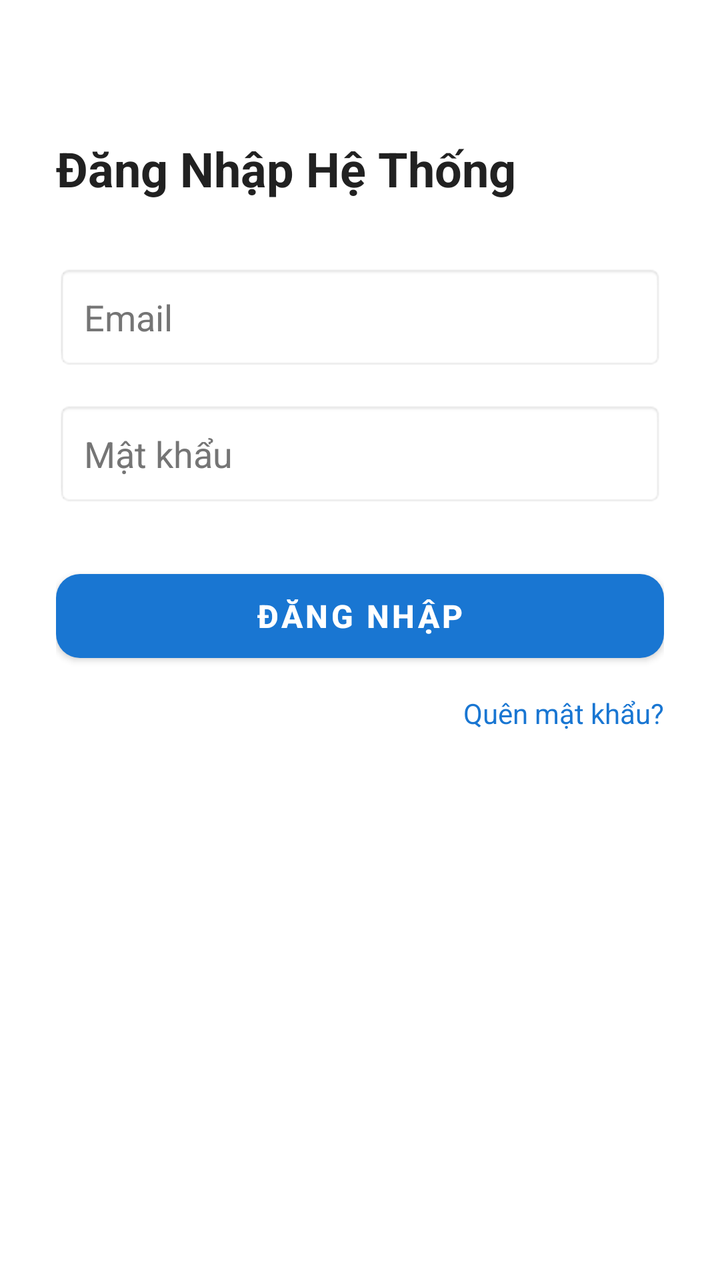
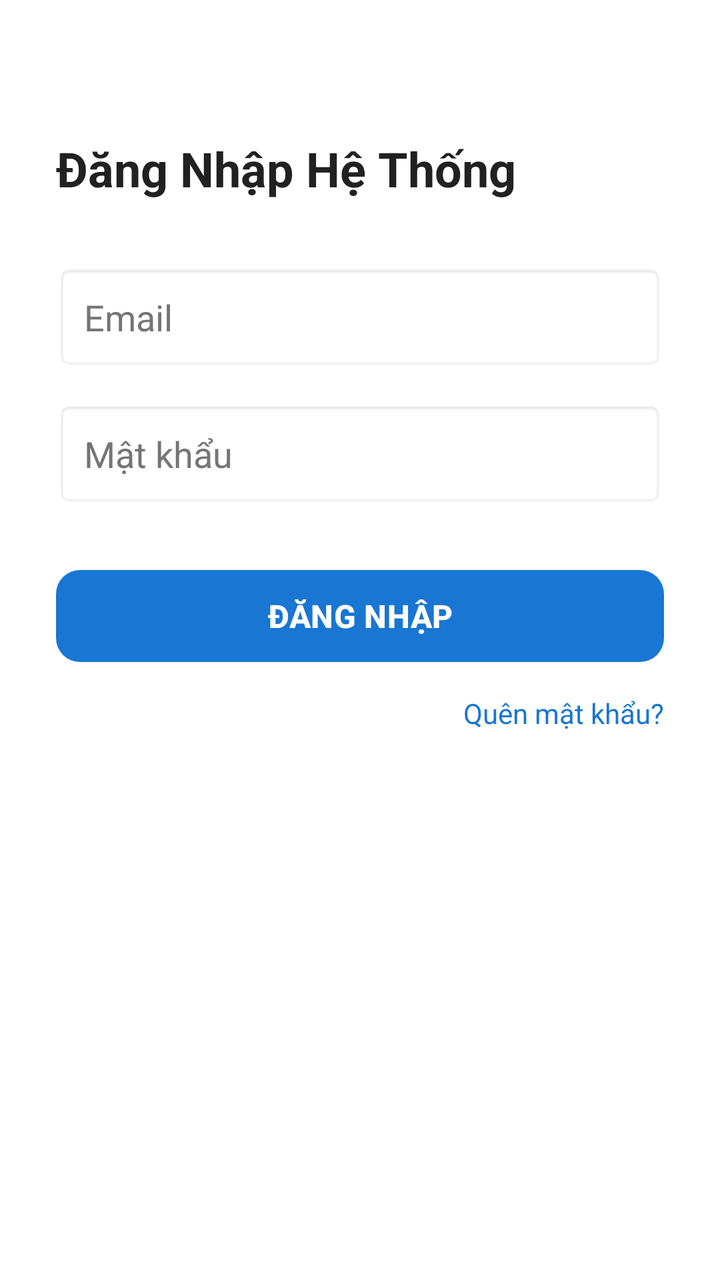

An Android layout rendered at two revisions. The XML below is the earlier revision; the diff shows what the commit changed to produce the second picture.
<!-- AndroidManifest.xml: application theme Theme.XML_layout -->
<!-- res/layout/activity_login.xml -->
<?xml version="1.0" encoding="utf-8"?>
<LinearLayout xmlns:android="http://schemas.android.com/apk/res/android"
    xmlns:app="http://schemas.android.com/apk/res-auto"
    android:layout_width="match_parent"
    android:layout_height="match_parent"
    android:orientation="vertical"
    android:padding="28dp"
    android:background="@color/white">


    <TextView
        android:id="@+id/txtLoginHeader"
        android:layout_width="wrap_content"
        android:layout_height="wrap_content"
        android:layout_marginTop="40dp"
        android:layout_marginBottom="32dp"
        android:text="Đăng Nhập Hệ Thống"
        android:textColor="@color/text_main"
        android:textSize="24sp"
        android:textStyle="bold" />


    <EditText
        android:id="@+id/edtEmail"
        android:layout_width="match_parent"
        android:layout_height="wrap_content"
        android:hint="Email"
        android:textColorHint="@color/text_muted"
        android:inputType="textEmailAddress"
        android:imeOptions="actionNext"
        android:padding="14dp"
        android:background="@android:drawable/editbox_background_normal" />
    <EditText
        android:id="@+id/edtPassword"
        android:layout_width="match_parent"
        android:layout_height="wrap_content"
        android:layout_marginTop="16dp"
        android:hint="Mật khẩu"
        android:textColorHint="@color/text_muted"
        android:inputType="textPassword"
        android:imeOptions="actionDone"
        android:padding="14dp"
        android:background="@android:drawable/editbox_background_normal" />


    <com.google.android.material.button.MaterialButton
        android:id="@+id/btnLogin"
        android:layout_width="match_parent"
        android:layout_height="54dp"
        android:layout_marginTop="28dp"
        android:text="ĐĂNG NHẬP"
        android:textColor="@color/white"
        android:textSize="16sp"
        android:textStyle="bold"
        app:backgroundTint="@color/primary_blue"
        app:cornerRadius="12dp"
        android:elevation="4dp" />


    <TextView
        android:id="@+id/txtForgotPassword"
        android:layout_width="match_parent"
        android:layout_height="wrap_content"
        android:layout_marginTop="12dp"
        android:gravity="end"
        android:text="Quên mật khẩu?"
        android:textColor="@color/primary_blue"
        android:textSize="14sp" />
</LinearLayout>
<!-- resources referenced by this layout -->
<resources>
  <color name="primary_blue">#1976D2</color>
  <color name="text_main">#212121</color>
  <color name="text_muted">#757575</color>
  <color name="white">#FFFFFF</color>
  <style name="Theme.XML_layout" parent="Theme.MaterialComponents.DayNight.DarkActionBar">
          
          <item name="colorPrimary">@color/purple_500</item>
          <item name="colorPrimaryVariant">@color/purple_700</item>
          <item name="colorOnPrimary">@color/white</item>
          
          <item name="colorSecondary">@color/teal_200</item>
          <item name="colorSecondaryVariant">@color/teal_700</item>
          <item name="colorOnSecondary">@color/black</item>
          
          <item name="android:statusBarColor">?attr/colorPrimaryVariant</item>
          
      </style>
</resources>

<!-- the commit's change to res/layout/activity_login.xml (unified diff, before → after) -->
@@ -25,6 +25,7 @@
         android:layout_width="match_parent"
         android:layout_height="wrap_content"
         android:hint="Email"
+        android:textColor="@color/text_main"
         android:textColorHint="@color/text_muted"
         android:inputType="textEmailAddress"
         android:imeOptions="actionNext"
@@ -36,6 +37,7 @@
         android:layout_height="wrap_content"
         android:layout_marginTop="16dp"
         android:hint="Mật khẩu"
+        android:textColor="@color/text_main"
         android:textColorHint="@color/text_muted"
         android:inputType="textPassword"
         android:imeOptions="actionDone"
<!-- resource entries referenced after the edit -->
@@ -4,10 +4,10 @@
   <color name="text_main">#212121</color>
   <color name="text_muted">#757575</color>
   <color name="white">#FFFFFF</color>
-  <style name="Theme.XML_layout" parent="Theme.MaterialComponents.DayNight.DarkActionBar">
+  <style name="Theme.XML_layout" parent="Theme.Material3.DayNight.NoActionBar">
           
-          <item name="colorPrimary">@color/purple_500</item>
-          <item name="colorPrimaryVariant">@color/purple_700</item>
+          <item name="colorPrimary">@color/primary_blue</item>
+          <item name="colorPrimaryVariant">@color/white</item>
           <item name="colorOnPrimary">@color/white</item>
           
           <item name="colorSecondary">@color/teal_200</item>
@@ -17,5 +17,8 @@
           <item name="android:statusBarColor">?attr/colorPrimaryVariant</item>
           
       </style>
+  <color name="teal_200">#FF03DAC5</color>
+  <color name="teal_700">#FF018786</color>
+  <color name="black">#FF000000</color>
 </resources>
 
